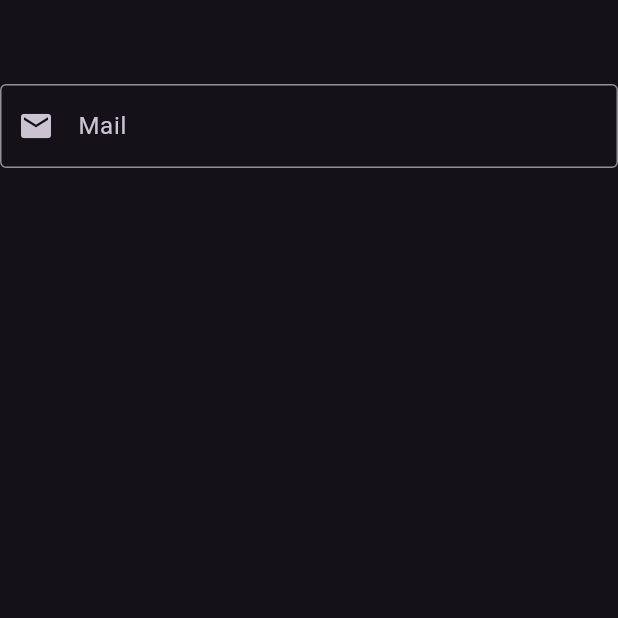
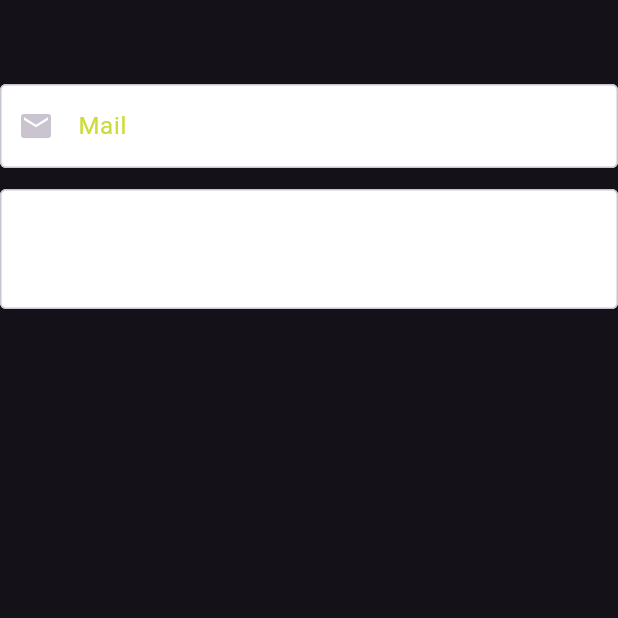
Before and after one commit to OnderUlasKilic/Flutter-Full-Learn, a Flutter app: the screen it shows after launch, on a phone screen of 412 x 824 dp, the top half of it. Run offline on Flutter 3.47's test engine with Material 3 defaults, Android fonts, the phone set to English and light mode, and no system bars.

Commit message:
Add text field learn

```diff
--- a/lib/101/text_field_learn.dart
+++ b/lib/101/text_field_learn.dart
@@ -1,8 +1,12 @@
 import 'package:flutter/material.dart';
 import 'package:flutter/services.dart';
+import 'package:flutter_full_learn/product/language/language_items.dart';
 
 class TextFieldLearn extends StatefulWidget {
-  const TextFieldLearn({super.key});
+  TextFieldLearn({super.key});
+
+  FocusNode focusNodeTextFieldOne = FocusNode();
+  FocusNode focusNodeTextFieldTwo = FocusNode();
 
   @override
   State<TextFieldLearn> createState() => _TextFieldLearnState();
@@ -13,7 +17,10 @@ class _TextFieldLearnState extends State<TextFieldLearn> {
   Widget build(BuildContext context) {
     return Scaffold(
       appBar: AppBar(),
-      body: TextField(
+      body: Form(
+        child: Column(
+          children: [
+            TextField(
               maxLength: 20,
               buildCounter: (
                 BuildContext context, {
@@ -27,18 +34,17 @@ class _TextFieldLearnState extends State<TextFieldLearn> {
               },
               keyboardType: TextInputType.emailAddress,
               autofillHints: const [AutofillHints.email],
-        inputFormatters: [
-          TextInputFormatter.withFunction((oldValue, newValue) {
-            if (newValue.text.contains("a")) {
-              return oldValue;
-            }
-            return newValue;
-          })
+              focusNode: widget.focusNodeTextFieldOne,
+              inputFormatters: [TextProjectInputFormmater()._formmatter],
+              textInputAction: TextInputAction.next,
+              decoration: _InputDecarotor().emailInput,
+            ),
+            TextFormField(
+              focusNode: widget.focusNodeTextFieldTwo,
+              minLines: 2,
+              maxLines: 4,
+            ),
           ],
-        decoration: const InputDecoration(
-          prefixIcon: Icon(Icons.mail),
-          border: OutlineInputBorder(),
-          labelText: "Mail",
         ),
       ),
     );
@@ -60,3 +66,20 @@ class _AnimatedContainer extends StatelessWidget {
     );
   }
 }
+
+class TextProjectInputFormmater {
+  final _formmatter = TextInputFormatter.withFunction((oldValue, newValue) {
+    if (newValue.text.contains("a")) {
+      return oldValue;
+    }
+    return newValue;
+  });
+}
+
+class _InputDecarotor {
+  final emailInput = const InputDecoration(
+    prefixIcon: Icon(Icons.mail),
+    border: OutlineInputBorder(),
+    labelText: LanguageItems.mailTitle,
+  );
+}
--- a/lib/main.dart
+++ b/lib/main.dart
@@ -49,15 +49,33 @@ class MyApp extends StatelessWidget {
           colorScheme: ThemeData.dark().copyWith().colorScheme.copyWith(
                 error: ColorsItems().sulu,
               ),
+          textSelectionTheme: const TextSelectionThemeData(
+              selectionColor: Colors.red,
+              cursorColor: Colors.green,
+              selectionHandleColor: Colors.black),
+          inputDecorationTheme: const InputDecorationTheme(
+            filled: true,
+            fillColor: Colors.white,
+            iconColor: Colors.red,
+            labelStyle: TextStyle(color: Colors.lime),
+            border: OutlineInputBorder(),
+            floatingLabelStyle: TextStyle(
+              color: Colors.red,
+              fontSize: 24,
+              fontWeight: FontWeight.w600,
+            ),
+          ),
 
           // colorScheme.error: colorsitems.sulu,
+
+          textTheme: const TextTheme(titleMedium: TextStyle(color: Colors.red)),
           appBarTheme: const AppBarTheme(
             centerTitle: true,
             systemOverlayStyle: SystemUiOverlayStyle.light,
             backgroundColor: Colors.transparent,
             elevation: 0,
           )),
-      home: const TextFieldLearn(),
+      home: TextFieldLearn(),
     );
   }
 }
--- a/lib/product/language/language_items.dart
+++ b/lib/product/language/language_items.dart
@@ -1,3 +1,4 @@
 class LanguageItems {
   static const wellcomeTitle = "Merhaba";
+  static const mailTitle = "Mail";
 }
```
Lines whose indentation alone changed are shown as unchanged.
